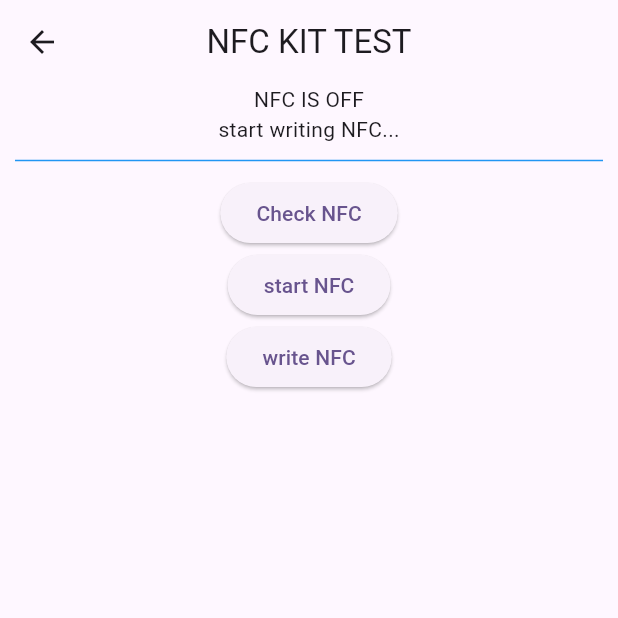
After one commit to donna6355/up_study, a Flutter app: the NfcKitTest screen opened directly, after a tap on "start NFC", after a tap on "write NFC", on a phone screen of 412 x 824 dp, the top half of it. The commit adds this screen. Run offline on Flutter 3.47's test engine with Material 3 defaults, Android fonts, the phone set to English and light mode, and no system bars; our stand-ins replace google_sign_in; missing offline and left inert: flutter_naver_login, flutter_nfc_kit, kakao_flutter_sdk_user, nfc_manager; statements that could not run were skipped.

Commit message:
[wip] nfc kit...

```diff
--- a/lib/main.dart
+++ b/lib/main.dart
@@ -2,7 +2,8 @@ import 'package:flutter/material.dart';
 import 'package:kakao_flutter_sdk_user/kakao_flutter_sdk_user.dart';
 import 'package:study/google/google_login.dart';
 import 'package:study/naver/naver_login.dart';
-import 'package:study/nfc_test.dart';
+import 'package:study/nfc_kit_test.dart';
+// import 'package:study/nfc_test.dart';
 
 import 'kakao/kakao_login.dart';
 
@@ -84,7 +85,7 @@ class _LoginsState extends State<Logins> {
               onPressed: () {
                 Navigator.of(context).push(
                   MaterialPageRoute(
-                    builder: (context) => const NfcTest(),
+                    builder: (context) => const NfcKitTest(),
                   ),
                 );
               },
--- /dev/null
+++ b/lib/nfc_kit_test.dart
@@ -0,0 +1,129 @@
+import 'package:flutter/material.dart';
+import 'package:flutter_nfc_kit/flutter_nfc_kit.dart';
+import 'package:nfc_manager/nfc_manager.dart';
+
+class NfcKitTest extends StatefulWidget {
+  const NfcKitTest({super.key});
+
+  @override
+  State<NfcKitTest> createState() => _NfcKitTestState();
+}
+
+class _NfcKitTestState extends State<NfcKitTest> {
+  bool nfcAvailable = false;
+  NFCTag? _tag;
+  String _result = '';
+
+  Future<void> isNfcSupported() async {
+    final available = await FlutterNfcKit.nfcAvailability;
+    setState(() => nfcAvailable = available == NFCAvailability.available);
+  }
+
+  Future<void> startNfc() async {
+    setState(() => _result = 'start reading NFC...');
+    try {
+      _tag = await FlutterNfcKit.poll();
+      print(_tag.toString());
+    } catch (e) {
+      await FlutterNfcKit.finish();
+    }
+
+    try {
+      if (_tag?.standard == "ISO 14443-4 (Type B)") {
+        String result1 = await FlutterNfcKit.transceive("00B0950000");
+        String result2 =
+            await FlutterNfcKit.transceive("00A4040009A00000000386980701");
+        setState(() {
+          _result = '1: $result1\n2: $result2\n';
+        });
+      } else if (_tag?.type == NFCTagType.iso18092) {
+        String result1 = await FlutterNfcKit.transceive("060080080100");
+        setState(() {
+          _result = '1: $result1\n';
+        });
+      } else if (_tag?.ndefAvailable ?? false) {
+        var ndefRecords = await FlutterNfcKit.readNDEFRecords();
+        var ndefString = '';
+        for (int i = 0; i < ndefRecords.length; i++) {
+          ndefString += '${i + 1}: ${ndefRecords[i]}\n';
+        }
+        setState(() {
+          _result = ndefString;
+        });
+      } else if (_tag?.type == NFCTagType.webusb) {
+        var r = await FlutterNfcKit.transceive("00A4040006D27600012401");
+        print(r);
+      }
+    } catch (e) {
+      setState(() {
+        _result = 'FAILED $e';
+      });
+    }
+
+    await FlutterNfcKit.finish();
+  }
+
+  Future<void> writeNfc() async {
+    setState(() => _result = 'start writing NFC...');
+
+    try {
+      NFCTag tag = await FlutterNfcKit.poll();
+      print(tag.id);
+      print(tag.type);
+      if (tag.type == NFCTagType.mifare_ultralight ||
+          tag.type == NFCTagType.mifare_classic ||
+          tag.type == NFCTagType.iso15693) {
+        await FlutterNfcKit.writeNDEFRecords([]);
+        setState(() {
+          _result = 'NFC WRITE OK';
+        });
+      } else {
+        setState(() {
+          _result = 'error: NDEF not supported: ${tag.type}';
+        });
+      }
+    } catch (e, stacktrace) {
+      setState(() {
+        _result = 'error: $e';
+      });
+      print(stacktrace);
+    } finally {
+      await FlutterNfcKit.finish();
+    }
+  }
+
+  @override
+  Widget build(BuildContext context) {
+    return Scaffold(
+      appBar: AppBar(
+        title: Text('NFC KIT TEST'),
+        centerTitle: true,
+      ),
+      body: Column(
+        children: [
+          Text('NFC IS ${nfcAvailable ? 'ON' : "OFF"}'),
+          Text(_result),
+          const Padding(
+            padding: EdgeInsets.all(10),
+            child: Divider(
+              height: 2,
+              color: Colors.blue,
+            ),
+          ),
+          ElevatedButton(
+            onPressed: isNfcSupported,
+            child: const Text('Check NFC'),
+          ),
+          ElevatedButton(
+            onPressed: startNfc,
+            child: const Text('start NFC'),
+          ),
+          ElevatedButton(
+            onPressed: writeNfc,
+            child: const Text('write NFC'),
+          ),
+        ],
+      ),
+    );
+  }
+}
--- a/pubspec.yaml
+++ b/pubspec.yaml
@@ -39,6 +39,7 @@ dependencies:
   flutter_naver_login: ^1.8.0
   google_sign_in: ^6.2.1
   nfc_manager: ^3.5.0
+  flutter_nfc_kit: ^3.5.2
 
 dev_dependencies:
   flutter_test:
```
Also changed, not shown: pubspec.lock, 3 other files.
